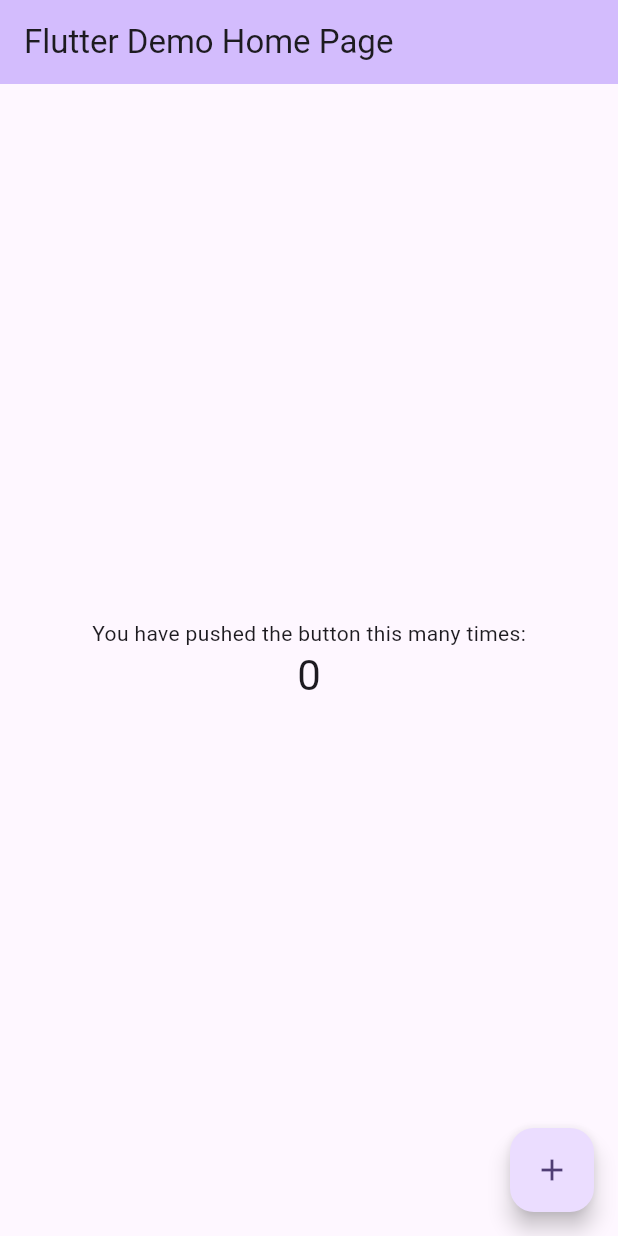
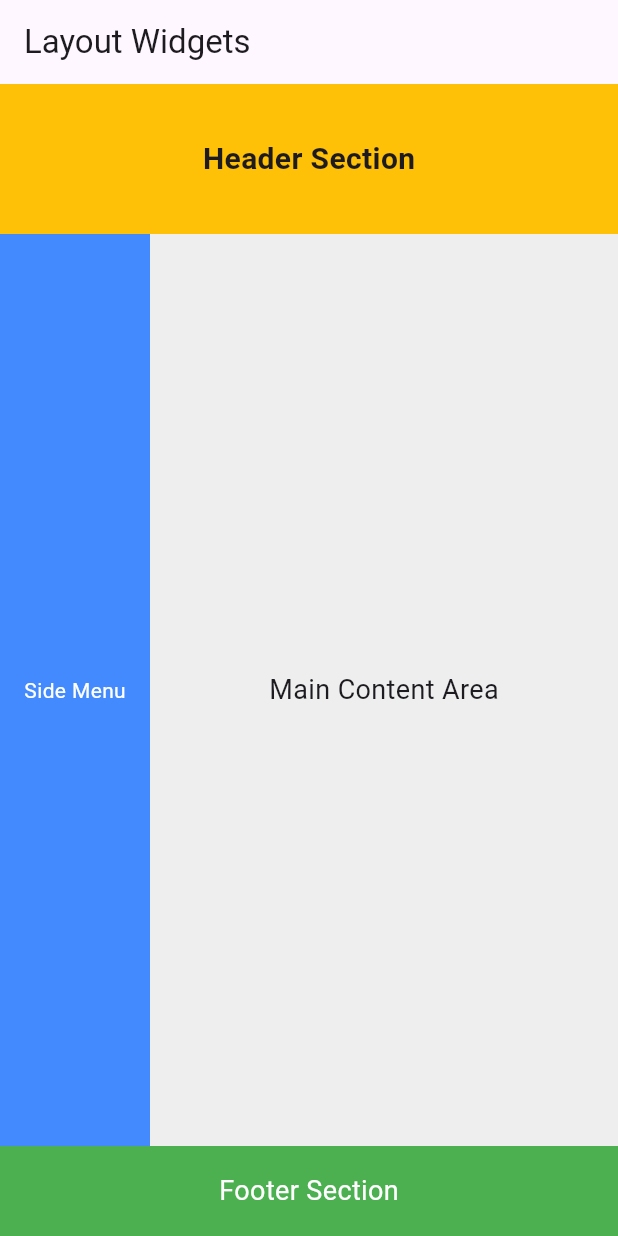
Before and after one commit to Hindavi-1/MAD-Lab, a Flutter app: the screen it shows after launch, on a phone screen of 412 x 824 dp. Run offline on Flutter 3.47's test engine with Material 3 defaults, Android fonts, the light colour scheme and no system bars.

Commit message:
task5 - layout widgets

```diff
--- a/exp_5/lib/main.dart
+++ b/exp_5/lib/main.dart
@@ -1,122 +1,141 @@
 import 'package:flutter/material.dart';
 
+
+
 void main() {
-  runApp(const MyApp());
+
+  runApp(LayoutApp());
+
 }
 
-class MyApp extends StatelessWidget {
-  const MyApp({super.key});
 
-  // This widget is the root of your application.
-  @override
-  Widget build(BuildContext context) {
-    return MaterialApp(
-      title: 'Flutter Demo',
-      theme: ThemeData(
-        // This is the theme of your application.
-        //
-        // TRY THIS: Try running your application with "flutter run". You'll see
-        // the application has a purple toolbar. Then, without quitting the app,
-        // try changing the seedColor in the colorScheme below to Colors.green
-        // and then invoke "hot reload" (save your changes or press the "hot
-        // reload" button in a Flutter-supported IDE, or press "r" if you used
-        // the command line to start the app).
-        //
-        // Notice that the counter didn't reset back to zero; the application
-        // state is not lost during the reload. To reset the state, use hot
-        // restart instead.
-        //
-        // This works for code too, not just values: Most code changes can be
-        // tested with just a hot reload.
-        colorScheme: ColorScheme.fromSeed(seedColor: Colors.deepPurple),
-      ),
-      home: const MyHomePage(title: 'Flutter Demo Home Page'),
-    );
-  }
-}
 
-class MyHomePage extends StatefulWidget {
-  const MyHomePage({super.key, required this.title});
-
-  // This widget is the home page of your application. It is stateful, meaning
-  // that it has a State object (defined below) that contains fields that affect
-  // how it looks.
-
-  // This class is the configuration for the state. It holds the values (in this
-  // case the title) provided by the parent (in this case the App widget) and
-  // used by the build method of the State. Fields in a Widget subclass are
-  // always marked "final".
-
-  final String title;
+class LayoutApp extends StatelessWidget {
 
   @override
-  State<MyHomePage> createState() => _MyHomePageState();
-}
 
-class _MyHomePageState extends State<MyHomePage> {
-  int _counter = 0;
+  Widget build(BuildContext context) {
 
-  void _incrementCounter() {
-    setState(() {
-      // This call to setState tells the Flutter framework that something has
-      // changed in this State, which causes it to rerun the build method below
-      // so that the display can reflect the updated values. If we changed
-      // _counter without calling setState(), then the build method would not be
-      // called again, and so nothing would appear to happen.
-      _counter++;
-    });
+    return MaterialApp(
+
+      title: 'Flutter Layout Example',
+
+      theme: ThemeData(primarySwatch: Colors.teal),
+
+      home: Scaffold(
+
+        appBar: AppBar(
+
+          title: Text('Layout Widgets'),
+
+        ),
+
+        body: Column(
+
+          children: [
+
+            Container(
+
+              width: double.infinity,
+
+              height: 100,
+
+              color: Colors.amber,
+
+              alignment: Alignment.center,
+
+              child: Text(
+
+                'Header Section',
+
+                style: TextStyle(fontSize: 20, fontWeight: FontWeight.bold),
+
+              ),
+
+            ),
+
+            Expanded(
+
+              child: Row(
+
+                children: [
+
+                  Container(
+
+                    width: 100,
+
+                    color: Colors.blueAccent,
+
+                    child: Center(
+
+                      child: Text(
+
+                        'Side Menu',
+
+                        style: TextStyle(color: Colors.white),
+
+                      ),
+
+                    ),
+
+                  ),
+
+                  Expanded(
+
+                    child: Container(
+
+                      color: Colors.grey[200],
+
+                      child: Center(
+
+                        child: Text(
+
+                          'Main Content Area',
+
+                          style: TextStyle(fontSize: 18),
+
+                        ),
+
+                      ),
+
+                    ),
+
+                  ),
+
+                ],
+
+              ),
+
+            ),
+
+            Container(
+
+              width: double.infinity,
+
+              height: 60,
+
+              color: Colors.green,
+
+              alignment: Alignment.center,
+
+              child: Text(
+
+                'Footer Section',
+
+                style: TextStyle(fontSize: 18, color: Colors.white),
+
+              ),
+
+            ),
+
+          ],
+
+        ),
+
+      ),
+
+    );
+
   }
 
-  @override
-  Widget build(BuildContext context) {
-    // This method is rerun every time setState is called, for instance as done
-    // by the _incrementCounter method above.
-    //
-    // The Flutter framework has been optimized to make rerunning build methods
-    // fast, so that you can just rebuild anything that needs updating rather
-    // than having to individually change instances of widgets.
-    return Scaffold(
-      appBar: AppBar(
-        // TRY THIS: Try changing the color here to a specific color (to
-        // Colors.amber, perhaps?) and trigger a hot reload to see the AppBar
-        // change color while the other colors stay the same.
-        backgroundColor: Theme.of(context).colorScheme.inversePrimary,
-        // Here we take the value from the MyHomePage object that was created by
-        // the App.build method, and use it to set our appbar title.
-        title: Text(widget.title),
-      ),
-      body: Center(
-        // Center is a layout widget. It takes a single child and positions it
-        // in the middle of the parent.
-        child: Column(
-          // Column is also a layout widget. It takes a list of children and
-          // arranges them vertically. By default, it sizes itself to fit its
-          // children horizontally, and tries to be as tall as its parent.
-          //
-          // Column has various properties to control how it sizes itself and
-          // how it positions its children. Here we use mainAxisAlignment to
-          // center the children vertically; the main axis here is the vertical
-          // axis because Columns are vertical (the cross axis would be
-          // horizontal).
-          //
-          // TRY THIS: Invoke "debug painting" (choose the "Toggle Debug Paint"
-          // action in the IDE, or press "p" in the console), to see the
-          // wireframe for each widget.
-          mainAxisAlignment: MainAxisAlignment.center,
-          children: <Widget>[
-            const Text('You have pushed the button this many times:'),
-            Text(
-              '$_counter',
-              style: Theme.of(context).textTheme.headlineMedium,
-            ),
-          ],
-        ),
-      ),
-      floatingActionButton: FloatingActionButton(
-        onPressed: _incrementCounter,
-        tooltip: 'Increment',
-        child: const Icon(Icons.add),
-      ), // This trailing comma makes auto-formatting nicer for build methods.
-    );
-  }
 }
```
